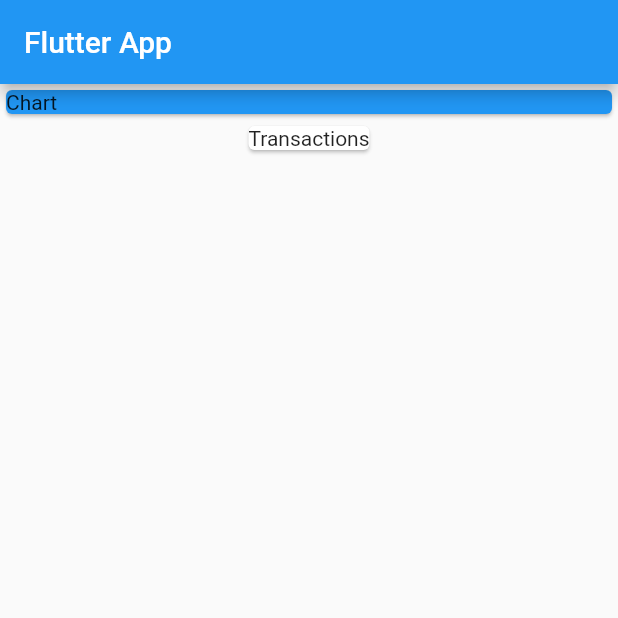
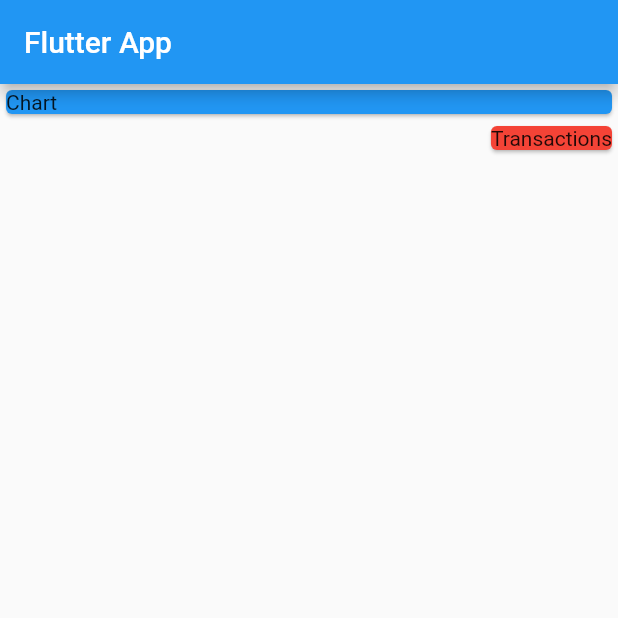
Before and after one commit to wulfnb/all-flutter-sample, a Flutter app: the screen it shows after launch, on a phone screen of 412 x 824 dp, the top half of it. Run offline on Flutter 3.47's test engine with Material 2 defaults, Android fonts, the phone set to English and light mode, and no system bars.

Commit message:
Adeed axis

```diff
--- a/expense_manager/lib/main.dart
+++ b/expense_manager/lib/main.dart
@@ -21,6 +21,8 @@ class MyHomePage extends StatelessWidget {
       ),
       body: Center(
         child: Column(
+          mainAxisAlignment: MainAxisAlignment.start,
+          crossAxisAlignment: CrossAxisAlignment.end,
           children: [
             Container(
               child: Card(
@@ -30,6 +32,7 @@ class MyHomePage extends StatelessWidget {
               width: double.infinity,
             ),
             Card(
+              color: Colors.red,
               child: Text('Transactions'),
             )
           ],
```
